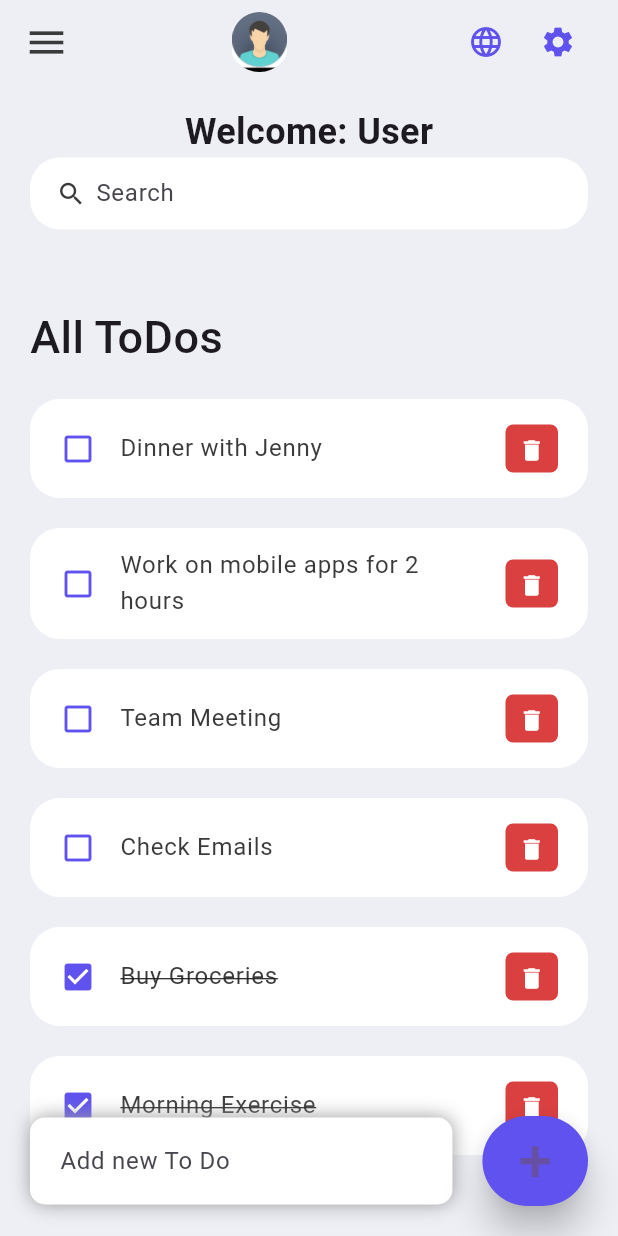
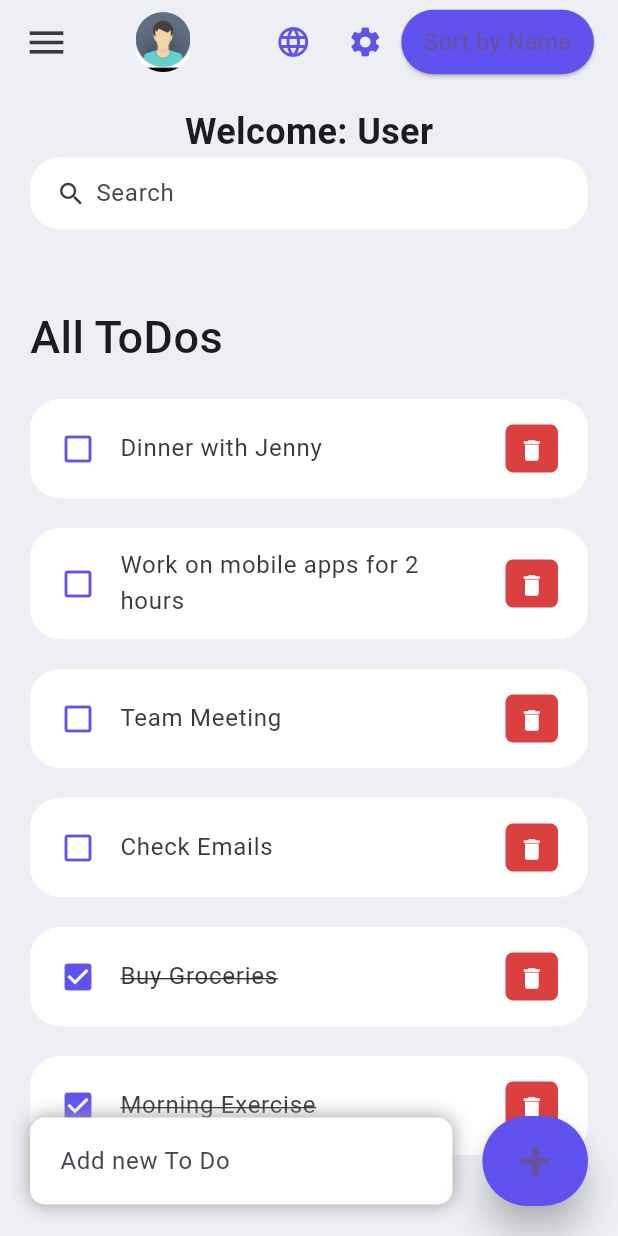
Before and after one commit to xdefix/To-Do-app, a Flutter app: the screen it shows after launch, on a phone screen of 412 x 824 dp. Run offline on Flutter 3.47's test engine with Material 3 defaults, Android fonts, the phone set to English and light mode, and no system bars; generated files the repository leaves out were written again.

Commit message:
sort logic implemented

```diff
--- a/lib/screens/home.dart
+++ b/lib/screens/home.dart
@@ -10,6 +10,7 @@ import '../widgets/user_icon.dart';
 import '../widgets/settings_button.dart';
 import '../widgets/language_toggle_button.dart';
 import '../widgets/search_bar.dart' as custom;
+import '../widgets/toggle_sort_button.dart';  // Import the ToggleSortButton
 
 class Home extends StatefulWidget {
   final VoidCallback onLocaleToggle;
@@ -25,10 +26,20 @@ class _HomeState extends State<Home> {
   String _searchQuery = "";
   final _todoController = TextEditingController();
   String username = "User";
+  bool isSortedByDate = true;  // Track whether it's sorted by date or name
 
   @override
   Widget build(BuildContext context) {
+    // Filter todos based on search query
     List<ToDo> filteredTodos = filterTodos(todosList, _searchQuery);
+
+    // Sort the list based on the current sorting order (date or content)
+    if (isSortedByDate) {
+      // Sorting by id in descending order (newer todos will have higher ids)
+      filteredTodos.sort((a, b) => b.id.compareTo(a.id));  // Descending id sort
+    } else {
+      filteredTodos.sort((a, b) => a.todoText.toUpperCase().compareTo(b.todoText.toUpperCase()));  // Descending content sort
+    }
 
     String welcomeMessage = AppLocalizations.of(context)!.welcomeMessage(username);
 
@@ -76,7 +87,7 @@ class _HomeState extends State<Home> {
                           ),
                         )
                       else
-                        for (ToDo todo in filteredTodos.reversed)
+                        for (ToDo todo in filteredTodos)
                           ToDoItem(
                             todo: todo,
                             onToDoChanged: _handleToDoChange,
@@ -134,6 +145,14 @@ class _HomeState extends State<Home> {
                   );
                 },
               ),
+              ToggleSortButton(  // Add the toggle sort button
+                isSortedByDate: isSortedByDate,
+                onToggleSort: () {
+                  setState(() {
+                    isSortedByDate = !isSortedByDate;
+                  });
+                },
+              ),
             ],
           ),
         ],
--- /dev/null
+++ b/lib/widgets/toggle_sort_button.dart
@@ -0,0 +1,28 @@
+import 'package:flutter/material.dart';
+import '../constants/colors.dart';
+
+class ToggleSortButton extends StatelessWidget {
+  final bool isSortedByDate;
+  final VoidCallback onToggleSort;
+
+  const ToggleSortButton({
+    Key? key,
+    required this.isSortedByDate,
+    required this.onToggleSort,
+  }) : super(key: key);
+
+  @override
+  Widget build(BuildContext context) {
+    return ElevatedButton(
+      onPressed: onToggleSort,
+      style: ElevatedButton.styleFrom(
+        backgroundColor: tdBlue,
+        padding: EdgeInsets.symmetric(horizontal: 15, vertical: 10),
+      ),
+      child: Text(
+        isSortedByDate ? 'Sort by Name' : 'Sort by Date',
+        style: TextStyle(fontSize: 16),
+      ),
+    );
+  }
+}
```
